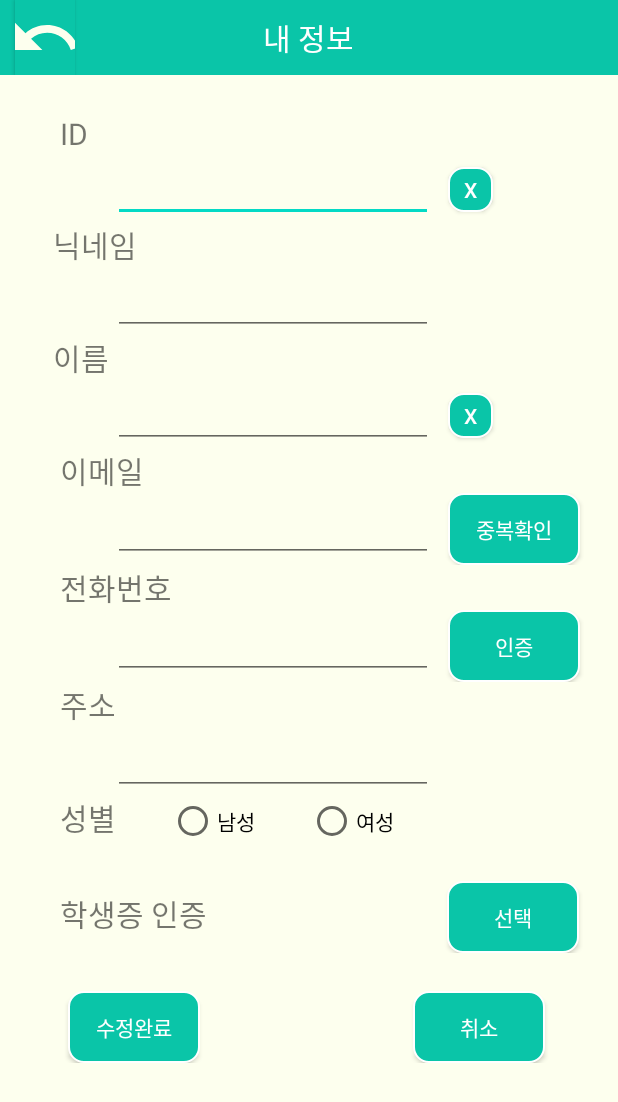
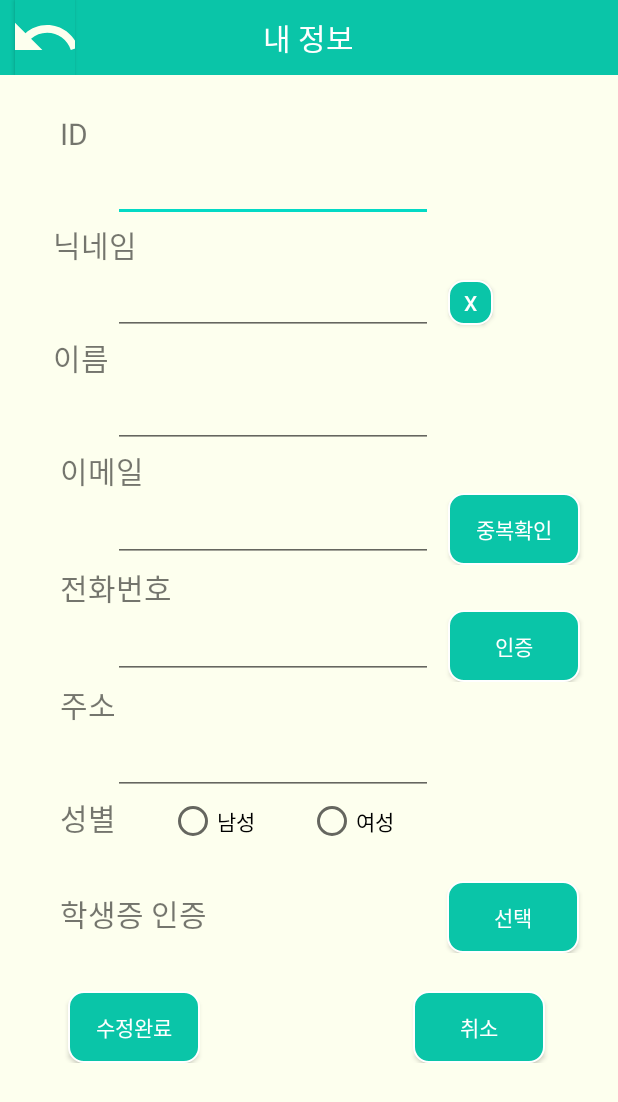
Before and after one commit to OlangTeam/My_Olang, an Android app: the MyInfoView screen opened directly, with no data from a screen before it, on a phone screen of 412 x 824 dp. Shown: the top 1102 px of the screen. Run offline under Robolectric (Android 15) with nearby library versions, the light colour scheme and no system bars.

Commit message:
권민정 1차_수정

```diff
--- a/app/src/main/java/com/yony/my_olang/RecommendPreferenceView.java
+++ b/app/src/main/java/com/yony/my_olang/RecommendPreferenceView.java
@@ -9,6 +9,6 @@ public class RecommendPreferenceView extends AppCompatActivity {
     @Override
     protected void onCreate(Bundle savedInstanceState) {
         super.onCreate(savedInstanceState);
-        setContentView(R.layout.activity_recommand_preference_view);
+        setContentView(R.layout.activity_recommend_preference_view);
     }
 }
--- a/app/src/main/res/layout/activity_my_info_view.xml
+++ b/app/src/main/res/layout/activity_my_info_view.xml
@@ -42,28 +42,13 @@
             android:text="ID"
             android:textSize="20dp" />
 
-    <LinearLayout
-        android:layout_width="wrap_content"
-        android:layout_height="wrap_content"
-        android:orientation="horizontal">
+
     <EditText
             android:id="@+id/ID"
             android:layout_width="wrap_content"
             android:layout_height="wrap_content"
             android:layout_marginLeft="75dp"
             android:ems="10" />
-        <Button
-            android:id="@+id/x1"
-            android:layout_width="30dp"
-            android:layout_height="30dp"
-            android:layout_alignParentRight="true"
-            android:layout_marginRight="25dp"
-            android:layout_marginLeft="10dp"
-            android:background="@drawable/round_button"
-            android:text="x"
-            android:textColor="#FFFFFF"></Button>
-
-    </LinearLayout>
 
     <TextView
             android:id="@+id/myNick"
@@ -73,28 +58,13 @@
             android:text="닉네임"
             android:textSize="20dp" />
 
+
+    <LinearLayout
+    android:layout_width="wrap_content"
+    android:layout_height="wrap_content"
+    android:orientation="horizontal">
     <EditText
             android:id="@+id/Nick"
-            android:layout_width="wrap_content"
-            android:layout_height="wrap_content"
-            android:layout_below="@id/ID"
-            android:layout_marginLeft="75dp"
-            android:ems="10"
-            android:inputType="textPassword" />
-
-    <TextView
-            android:id="@+id/myName"
-            android:layout_width="wrap_content"
-            android:layout_height="wrap_content"
-            android:layout_marginLeft="35dp"
-            android:text="이름"
-            android:textSize="20dp" />
-    <LinearLayout
-        android:layout_width="wrap_content"
-        android:layout_height="wrap_content"
-        android:orientation="horizontal">
-    <EditText
-            android:id="@+id/editName"
             android:layout_width="wrap_content"
             android:layout_height="wrap_content"
             android:layout_below="@id/ID"
@@ -113,6 +83,23 @@
         android:textColor="#FFFFFF"></Button>
 
 </LinearLayout>
+    <TextView
+            android:id="@+id/myName"
+            android:layout_width="wrap_content"
+            android:layout_height="wrap_content"
+            android:layout_marginLeft="35dp"
+            android:text="이름"
+            android:textSize="20dp" />
+
+    <EditText
+            android:id="@+id/editName"
+            android:layout_width="wrap_content"
+            android:layout_height="wrap_content"
+            android:layout_below="@id/ID"
+            android:layout_marginLeft="75dp"
+            android:ems="10"
+            android:inputType="textPassword" />
+
         <TextView
             android:id="@+id/textEmail"
             android:layout_width="wrap_content"
--- a/app/src/main/res/layout/activity_mypage_view.xml
+++ b/app/src/main/res/layout/activity_mypage_view.xml
@@ -78,6 +78,7 @@
         android:background="@drawable/shape_rectangle"/>
 
     <LinearLayout
+        android:layout_marginTop="15dp"
         android:orientation="vertical"
         android:layout_height="wrap_content"
         android:layout_width="match_parent"
@@ -101,6 +102,7 @@
     </LinearLayout>
 
     <LinearLayout
+        android:layout_marginTop="15dp"
         android:orientation="vertical"
         android:layout_height="wrap_content"
         android:layout_width="match_parent"
@@ -126,6 +128,7 @@
     </LinearLayout>
 
     <LinearLayout
+        android:layout_marginTop="15dp"
         android:orientation="vertical"
         android:layout_height="wrap_content"
         android:layout_width="match_parent"
--- a/app/src/main/res/layout/activity_recommand_preference_view.xml
+++ b/app/src/main/res/layout/activity_recommend_preference_view.xml
@@ -251,6 +251,7 @@
         android:textSize="19dp"
         android:textStyle="bold"
         android:text="나는 이런 사람이 좋아요"
+        android:layout_marginTop="20dp"
         android:background="@drawable/shape_rectangle"/>
 
     <TextView
@@ -453,6 +454,7 @@
     </LinearLayout>
 
     <LinearLayout
+        android:layout_margin="20dp"
         android:layout_height="wrap_content"
         android:layout_width="match_parent"
         android:orientation="horizontal"
```
